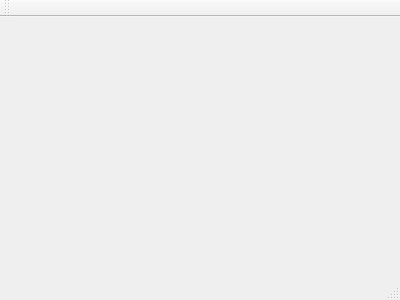
Woaf/QuteCursor, file qutecursor.ui: the form before one commit.
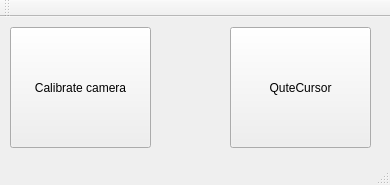
The form after the commit.

Diff of the .ui file:
```diff
--- a/qutecursor.ui
+++ b/qutecursor.ui
@@ -1,24 +1,66 @@
 <ui version="4.0">
  <class>QuteCursor</class>
- <widget class="QMainWindow" name="QuteCursor" >
-  <property name="geometry" >
+ <widget class="QMainWindow" name="QuteCursor">
+  <property name="geometry">
    <rect>
     <x>0</x>
     <y>0</y>
-    <width>400</width>
-    <height>300</height>
+    <width>390</width>
+    <height>185</height>
    </rect>
   </property>
   <property name="windowTitle" >
    <string>QuteCursor</string>
   </property>
-  <widget class="QMenuBar" name="menuBar" />
-  <widget class="QToolBar" name="mainToolBar" />
-  <widget class="QWidget" name="centralWidget" />
-  <widget class="QStatusBar" name="statusBar" />
+  <widget class="QWidget" name="centralWidget">
+   <widget class="QPushButton" name="calibrate">
+    <property name="geometry">
+     <rect>
+      <x>10</x>
+      <y>10</y>
+      <width>141</width>
+      <height>121</height>
+     </rect>
+    </property>
+    <property name="text">
+     <string>Calibrate camera</string>
+    </property>
+   </widget>
+   <widget class="QPushButton" name="cursor">
+    <property name="geometry">
+     <rect>
+      <x>230</x>
+      <y>10</y>
+      <width>141</width>
+      <height>121</height>
+     </rect>
+    </property>
+    <property name="text">
+     <string>QuteCursor</string>
+    </property>
+   </widget>
+  </widget>
+  <widget class="QMenuBar" name="menuBar">
+   <property name="geometry">
+    <rect>
+     <x>0</x>
+     <y>0</y>
+     <width>390</width>
+     <height>21</height>
+    </rect>
+   </property>
+  </widget>
+  <widget class="QToolBar" name="mainToolBar">
+   <attribute name="toolBarArea">
+    <enum>TopToolBarArea</enum>
+   </attribute>
+   <attribute name="toolBarBreak">
+    <bool>false</bool>
+   </attribute>
+  </widget>
+  <widget class="QStatusBar" name="statusBar"/>
  </widget>
- <layoutDefault spacing="6" margin="11" />
- <pixmapfunction></pixmapfunction>
+ <layoutdefault spacing="6" margin="11"/>
  <resources/>
  <connections/>
 </ui>
```
Left out of the diff: 3 changed lines with no effect on the pictures.
